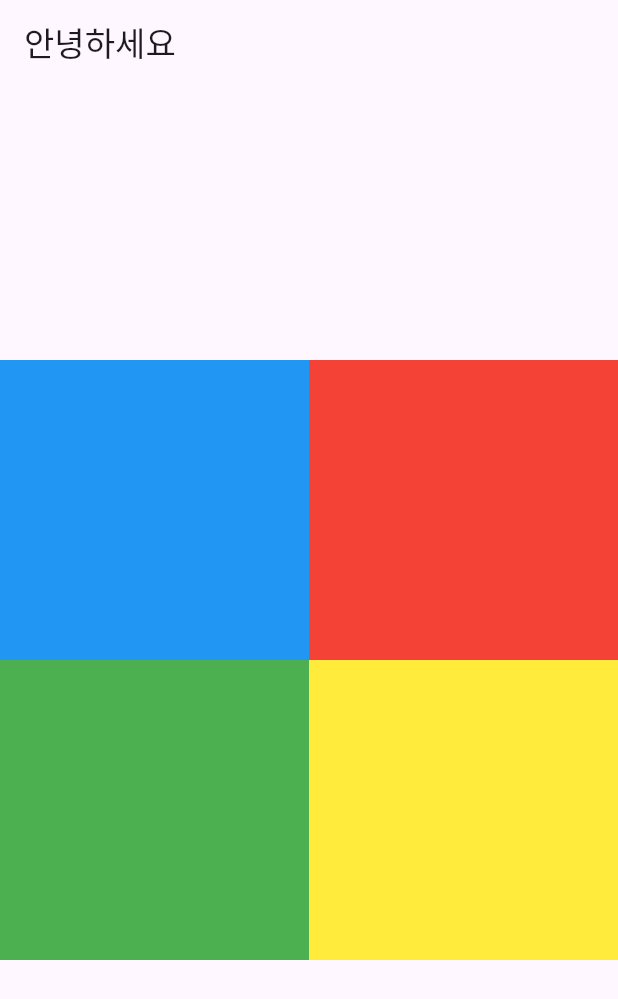
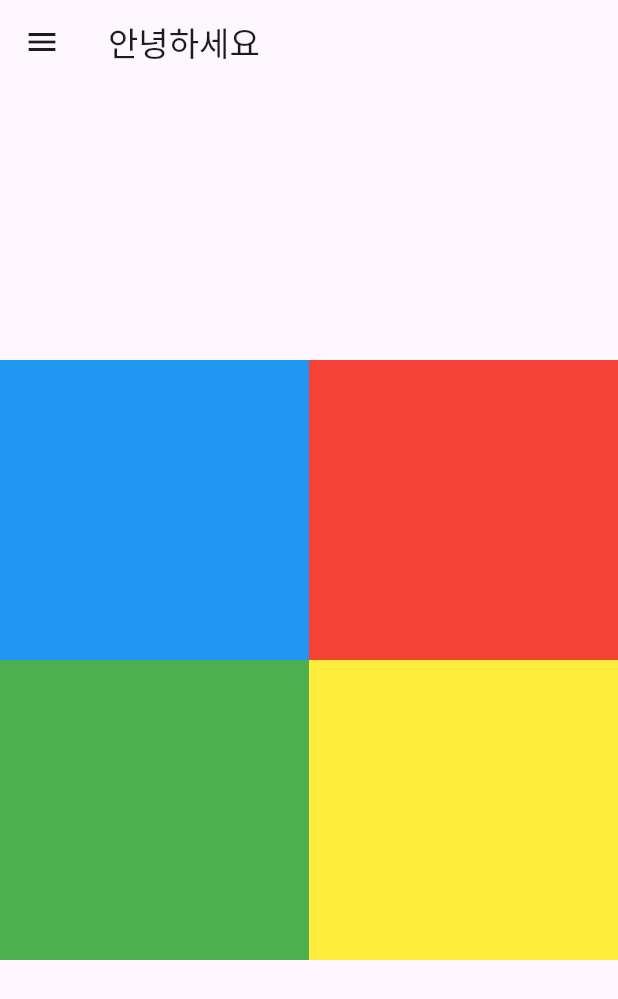
Before and after one commit to hak319/test-untitled-project, a Flutter app: the screen it shows after launch, on a phone screen of 412 x 824 dp. Shown: the top 999 px of the screen. Run offline on Flutter 3.47's test engine with Material 3 defaults, Android fonts, the phone set to English and light mode, and no system bars.

Commit message:
commit (ver4)

```diff
--- a/lib/main.dart
+++ b/lib/main.dart
@@ -1,4 +1,5 @@
 import 'package:flutter/material.dart';
+import 'package:untitled/drawer.dart';
 
 void main() {
   runApp(const MyApp());
@@ -34,6 +35,7 @@ class _MyHomePageState extends State<MyHomePage> {
       appBar: AppBar(
         title: const Text("안녕하세요"),
       ),
+      drawer: MyDrawer(),
       body: Container(
         alignment: Alignment.center,
         child: Column(
```
